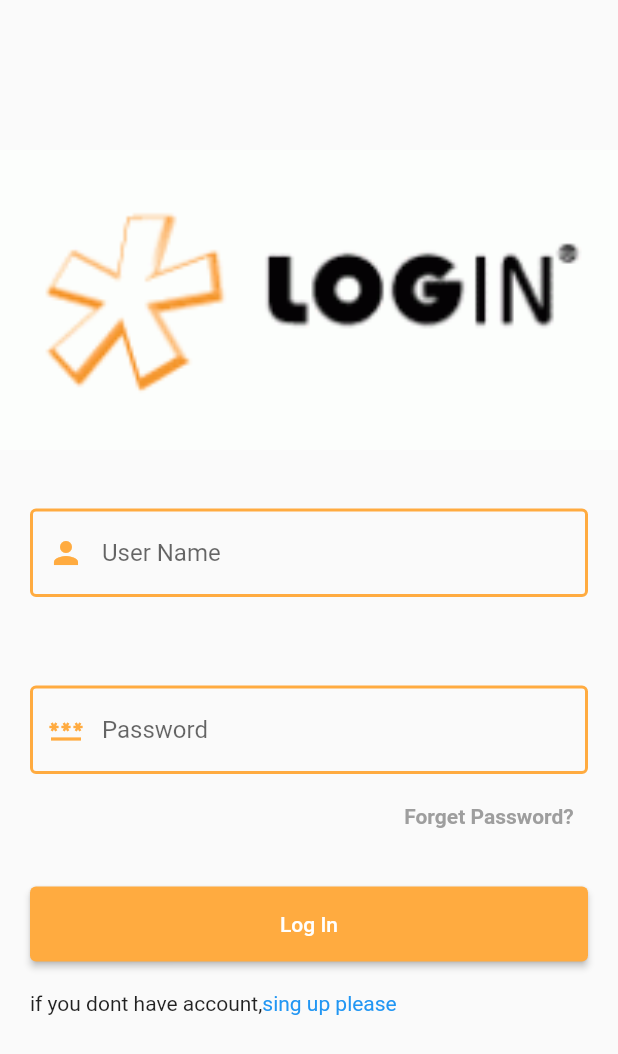
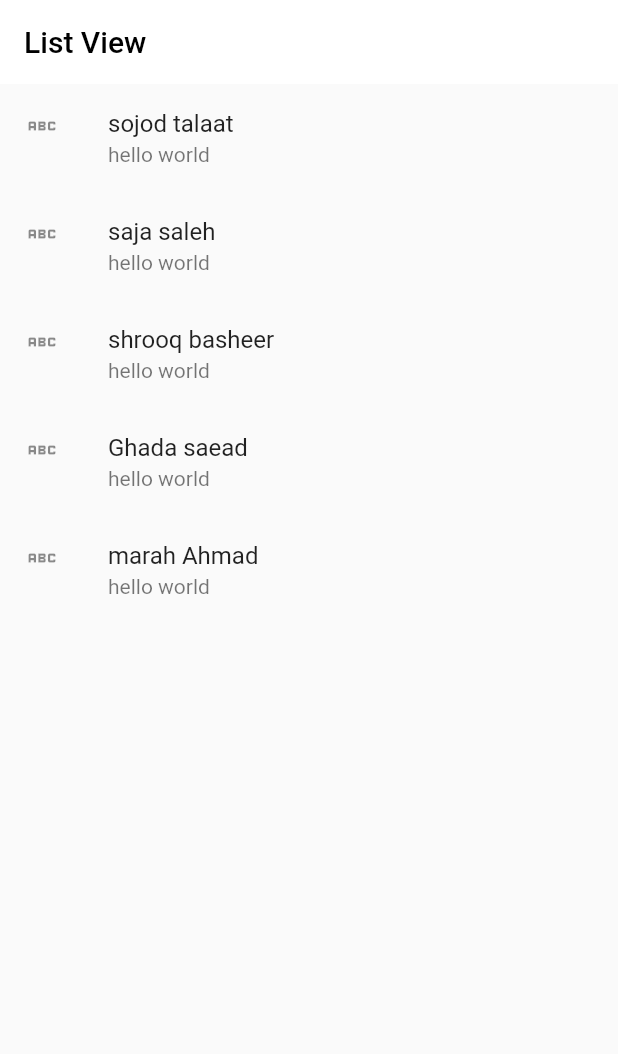
Before and after one commit to sojod-talaat/company-tasks, a Flutter app: the screen it shows after launch, on a phone screen of 412 x 824 dp. Shown: the top 1054 px of the screen. Run offline on Flutter 3.47's test engine with Material 2 defaults, Android fonts, the phone set to English and light mode, and no system bars.

Commit message:
second commit

```diff
--- a/log_in/lib/config/theme/palette.dart
+++ b/log_in/lib/config/theme/palette.dart
@@ -1,3 +1,5 @@
 import 'package:flutter/material.dart';
 
 const Color textFieldcolor = Colors.orangeAccent;
+const Color AppbarColor = Colors.white;
+const Color textAppbarColor = Colors.black;
--- a/log_in/lib/main.dart
+++ b/log_in/lib/main.dart
@@ -1,7 +1,6 @@
 import 'package:flutter/material.dart';
-
-import 'pages/auth/screens/login.dart';
+import 'package:log_in/modules/FriendPage.dart/screens/screen_one.dart';
 
 void main() {
-  runApp(MaterialApp(debugShowCheckedModeBanner: false, home: logIn()));
+  runApp(MaterialApp(debugShowCheckedModeBanner: false, home: FriendPage()));
 }
--- /dev/null
+++ b/log_in/lib/modules/FriendPage.dart/screens/screen_one.dart
@@ -0,0 +1,37 @@
+import 'package:flutter/material.dart';
+import 'package:log_in/config/theme/palette.dart';
+
+import 'package:log_in/modules/FriendPage.dart/ui_components/ListTileWidget.dart';
+
+class FriendPage extends StatelessWidget {
+  FriendPage({Key? key}) : super(key: key);
+  List<String> friend = [
+    'sojod talaat',
+    'saja saleh',
+    'shrooq basheer',
+    'Ghada saead',
+    'marah Ahmad'
+  ];
+
+  @override
+  Widget build(BuildContext context) {
+    return Scaffold(
+      appBar: AppBar(
+          elevation: 0.0,
+          title: const Text(
+            'List View',
+            style: TextStyle(color: Colors.black),
+          ),
+          backgroundColor: AppbarColor),
+      body: ListView.builder(
+        itemCount: friend.length,
+        itemBuilder: (context, index) {
+          return ListTileWidget(
+              leadingIcon: (Icons.abc),
+              subTitle: 'hello world',
+              title: friend[index]);
+        },
+      ),
+    );
+  }
+}
--- /dev/null
+++ b/log_in/lib/modules/FriendPage.dart/ui_components/ListTileWidget.dart
@@ -0,0 +1,25 @@
+import 'package:flutter/material.dart';
+
+class ListTileWidget extends StatelessWidget {
+  // ignore: non_constant_identifier_names
+  String title;
+  IconData leadingIcon;
+  String subTitle;
+
+  // ignore: non_constant_identifier_names
+  ListTileWidget(
+      {Key? key,
+      required this.leadingIcon,
+      required this.subTitle,
+      required this.title})
+      : super(key: key);
+
+  @override
+  Widget build(BuildContext context) {
+    return ListTile(
+      title: Text(title),
+      subtitle: Text(subTitle),
+      leading: Icon(leadingIcon),
+    );
+  }
+}
--- a/log_in/lib/pages/auth/screens/login.dart
+++ b/log_in/lib/modules/auth/screens/login.dart
@@ -37,7 +37,7 @@ class logInState extends State<logIn> {
             child: Textfield(
               type: TextInputType.text,
               TextfieldLabel: 'User Name',
-              textIcon: Icon(
+              textIcon: const Icon(
                 Icons.person,
                 color: textFieldcolor,
               ),
```
Also changed, not shown: log_in/lib/modules/auth/ui_components/textForm.dart (renamed from log_in/lib/pages/auth/ui_components/textForm.dart).
